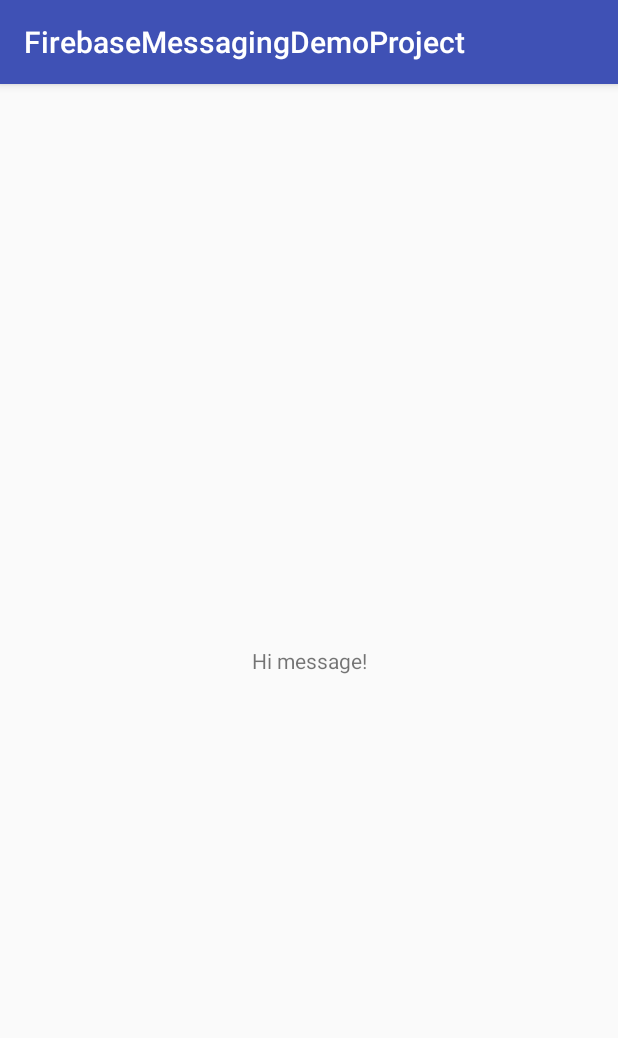
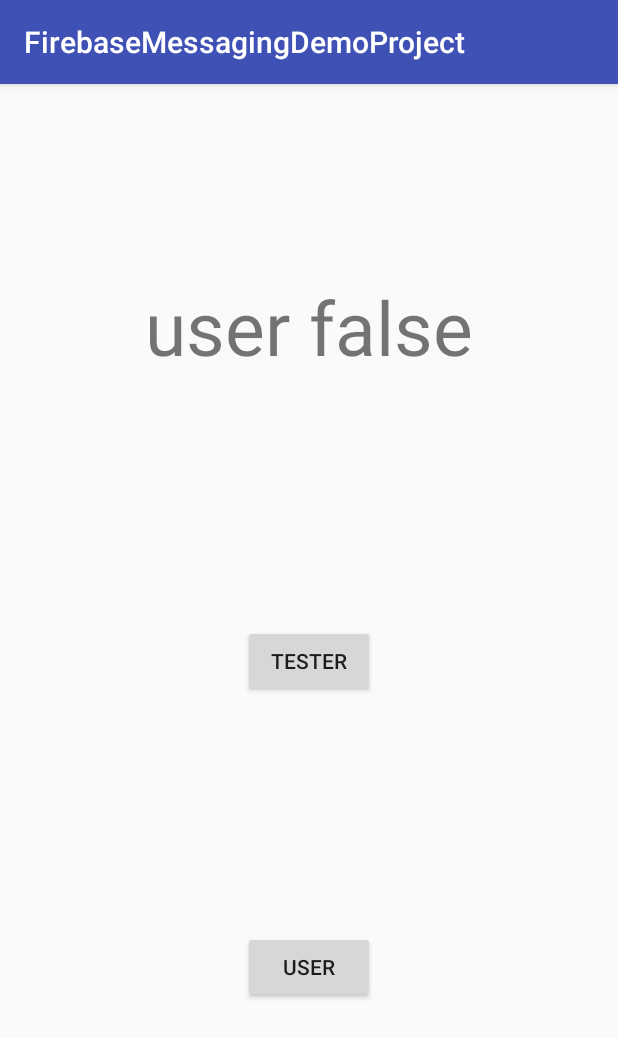
Before and after one commit to HuanXie/FirebaseMessagingDemoProject, an Android app: the screen it shows after launch (MainActivity), on a phone screen of 412 x 824 dp. Shown: the top 1038 px of the screen. Run offline under Robolectric (Android 15) with nearby library versions, the phone set to English and light mode, and no system bars; 2 statements that could not run were skipped.

Commit message:
add google remote config feature

```diff
--- a/app/build.gradle
+++ b/app/build.gradle
@@ -19,6 +19,13 @@ android {
     }
 }
 
+repositories {
+    maven {
+        url 'https://maven.google.com'
+        // Alternative URL is 'https://dl.google.com/dl/android/maven2/'
+    }
+}
+
 dependencies {
     compile fileTree(dir: 'libs', include: ['*.jar'])
     androidTestCompile('com.android.support.test.espresso:espresso-core:2.2.2', {
@@ -27,6 +34,8 @@ dependencies {
     compile 'com.android.support:appcompat-v7:25.3.1'
     compile 'com.android.support.constraint:constraint-layout:1.0.2'
     compile 'com.google.firebase:firebase-messaging:10.0.1'
+    compile 'com.google.firebase:firebase-config:11.2.0'
+    compile 'com.google.firebase:firebase-analytics:11.2.0'
     testCompile 'junit:junit:4.12'
 }
 
--- a/app/src/main/java/com/example/huaxie/firebasemessagingdemoproject/MainActivity.java
+++ b/app/src/main/java/com/example/huaxie/firebasemessagingdemoproject/MainActivity.java
@@ -1,14 +1,37 @@
 package com.example.huaxie.firebasemessagingdemoproject;
+import com.google.firebase.analytics.FirebaseAnalytics;
+import com.google.firebase.remoteconfig.FirebaseRemoteConfig;
 
 import android.support.v7.app.AppCompatActivity;
 import android.os.Bundle;
+import android.view.View;
+import android.widget.TextView;
+import android.widget.Toast;
 
 public class MainActivity extends AppCompatActivity {
+    private FirebaseAnalytics mFirebaseAnalytics;
 
     @Override
     protected void onCreate(Bundle savedInstanceState) {
         super.onCreate(savedInstanceState);
         setContentView(R.layout.activity_main);
+        FirebaseRemoteConfig firebaseRemoteConfig = FirebaseRemoteConfig.getInstance();
+        mFirebaseAnalytics = FirebaseAnalytics.getInstance(this);
+
+        findViewById(R.id.tester).setOnClickListener(new View.OnClickListener() {
+            @Override
+            public void onClick(View view) {
+                mFirebaseAnalytics.setUserProperty("tester", "tester" );
+                Toast.makeText(getBaseContext(), "You click the button and mark yourself as a tester",Toast.LENGTH_LONG).show();
+            }
+        });
+
+        boolean color = firebaseRemoteConfig.getBoolean("color");
+        if (color) {
+            ((TextView)findViewById(R.id.color)).setText("tester true");
+        } else {
+            ((TextView)findViewById(R.id.color)).setText("user false");
+        }
     }
 
     @Override
--- a/app/src/main/res/layout/activity_main.xml
+++ b/app/src/main/res/layout/activity_main.xml
@@ -6,13 +6,49 @@
     android:layout_height="match_parent"
     tools:context="com.example.huaxie.firebasemessagingdemoproject.MainActivity">
 
+
+    <Button
+        android:layout_width="wrap_content"
+        android:layout_height="wrap_content"
+        android:text="User"
+        android:layout_marginLeft="8dp"
+        app:layout_constraintLeft_toLeftOf="parent"
+        android:layout_marginRight="8dp"
+        app:layout_constraintRight_toRightOf="parent"
+        android:id="@+id/user"
+        app:layout_constraintBottom_toBottomOf="parent"
+        android:layout_marginBottom="8dp"
+        android:layout_marginTop="8dp"
+        app:layout_constraintTop_toBottomOf="@+id/tester" />
+
+
+    <Button
+        android:layout_width="wrap_content"
+        android:layout_height="wrap_content"
+        android:text="Tester"
+        android:id="@+id/tester"
+        android:layout_marginRight="8dp"
+        app:layout_constraintRight_toRightOf="parent"
+        android:layout_marginLeft="8dp"
+        app:layout_constraintLeft_toLeftOf="parent"
+        app:layout_constraintTop_toTopOf="parent"
+        android:layout_marginTop="8dp"
+        android:layout_marginBottom="8dp"
+        app:layout_constraintBottom_toBottomOf="parent"
+        app:layout_constraintVertical_bias="0.501" />
+
+
     <TextView
         android:layout_width="wrap_content"
         android:layout_height="wrap_content"
-        android:text="Hi message!"
-        app:layout_constraintBottom_toBottomOf="parent"
+        android:id="@+id/color"
+        android:textSize="50dp"
+        android:text="color"
+        android:layout_marginRight="8dp"
+        app:layout_constraintRight_toRightOf="parent"
+        android:layout_marginLeft="8dp"
         app:layout_constraintLeft_toLeftOf="parent"
-        app:layout_constraintRight_toRightOf="parent"
-        app:layout_constraintTop_toTopOf="parent" />
+        app:layout_constraintTop_toTopOf="parent"
+        android:layout_marginTop="128dp" />
 
 </android.support.constraint.ConstraintLayout>
```
